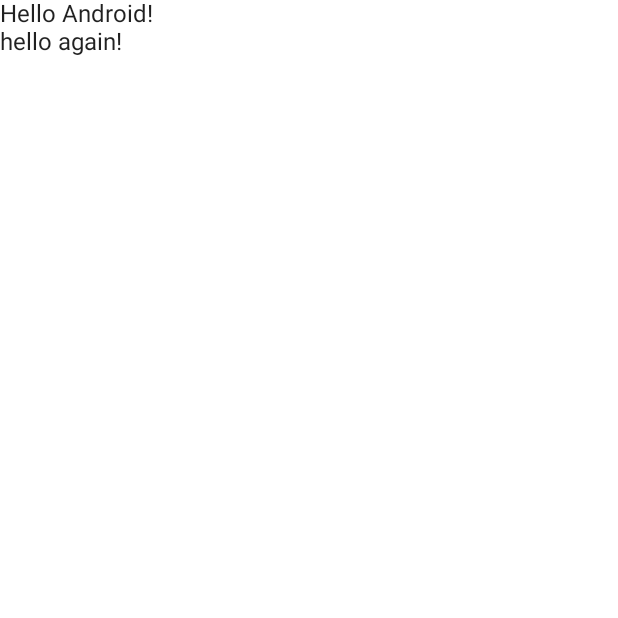
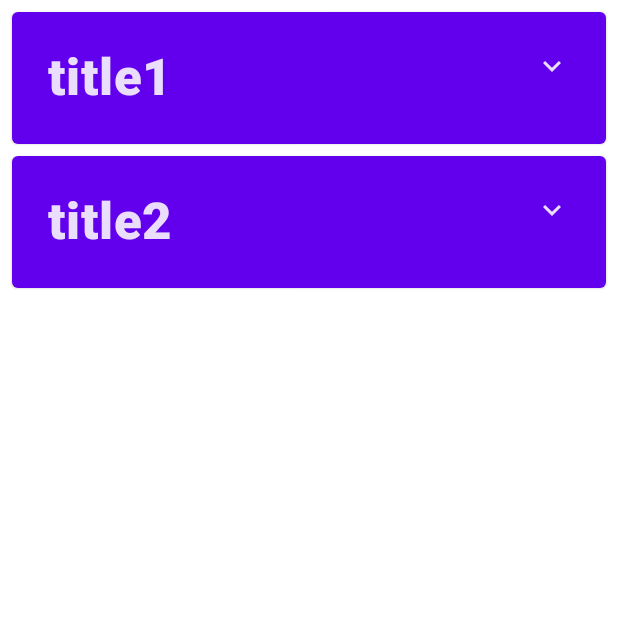
Before and after one commit to CrewDaniel/jetpack-compose-practice, an Android app built with Jetpack Compose: the screen it shows after launch (MainActivity), on a phone screen of 412 x 824 dp, the top half of it. Run offline under Robolectric (Android 15) with nearby library versions, the phone set to English and light mode, and no system bars.

Commit message:
feat: add memo list with card

```diff
--- a/app/build.gradle
+++ b/app/build.gradle
@@ -57,6 +57,7 @@ dependencies {
     implementation "androidx.compose.ui:ui-tooling-preview:$compose_version"
     implementation 'androidx.lifecycle:lifecycle-runtime-ktx:2.4.0'
     implementation 'androidx.activity:activity-compose:1.3.1'
+    implementation "androidx.compose.material:material-icons-extended:$compose_version"
     testImplementation 'junit:junit:4.+'
     androidTestImplementation 'androidx.test.ext:junit:1.1.3'
     androidTestImplementation 'androidx.test.espresso:espresso-core:3.4.0'
--- a/app/src/main/java/crewdaniel/practice/jetpackcompose/MainActivity.kt
+++ b/app/src/main/java/crewdaniel/practice/jetpackcompose/MainActivity.kt
@@ -3,12 +3,22 @@ package crewdaniel.practice.jetpackcompose
 import android.os.Bundle
 import androidx.activity.ComponentActivity
 import androidx.activity.compose.setContent
-import androidx.compose.foundation.layout.Column
-import androidx.compose.material.MaterialTheme
-import androidx.compose.material.Surface
-import androidx.compose.material.Text
-import androidx.compose.runtime.Composable
+import androidx.compose.animation.animateContentSize
+import androidx.compose.animation.core.Spring
+import androidx.compose.animation.core.spring
+import androidx.compose.foundation.layout.*
+import androidx.compose.foundation.lazy.LazyColumn
+import androidx.compose.foundation.lazy.items
+import androidx.compose.material.*
+import androidx.compose.material.icons.Icons.Filled
+import androidx.compose.material.icons.filled.ExpandLess
+import androidx.compose.material.icons.filled.ExpandMore
+import androidx.compose.runtime.*
+import androidx.compose.ui.Modifier
+import androidx.compose.ui.res.stringResource
+import androidx.compose.ui.text.font.FontWeight
 import androidx.compose.ui.tooling.preview.Preview
+import androidx.compose.ui.unit.dp
 import crewdaniel.practice.jetpackcompose.ui.theme.JetpackComposeTheme
 
 class MainActivity : ComponentActivity() {
@@ -16,27 +26,82 @@ class MainActivity : ComponentActivity() {
         super.onCreate(savedInstanceState)
         setContent {
             JetpackComposeTheme {
-                // A surface container using the 'background' color from the theme
-                Surface(color = MaterialTheme.colors.background) {
-                    Greeting("Android")
-                }
+                MyApp()
             }
         }
     }
 }
 
+
 @Composable
-fun Greeting(name: String) {
-    Column {
-        Text(text = "Hello $name!")
-        Text(text = "hello again!")
+private fun MyApp() {
+    MemoList(listOf(Memo("title1", "content1"), Memo("title2", "content2")))
+}
+
+@Composable
+private fun MemoList(memos: List<Memo>) {
+    LazyColumn(modifier = Modifier.padding(vertical = 4.dp)) {
+        items(items = memos) { memo ->
+            MemoCard(memo)
+        }
     }
 }
 
-@Preview(showBackground = true)
+@Composable
+private fun MemoCard(memo: Memo) {
+    Card(
+        backgroundColor = MaterialTheme.colors.primary,
+        modifier = Modifier.padding(vertical = 4.dp, horizontal = 8.dp)
+    ) {
+        CardContent(memo)
+    }
+}
+
+@Composable
+private fun CardContent(memo: Memo) {
+    var expanded by remember { mutableStateOf(false) }
+
+    Row(
+        modifier = Modifier
+            .padding(12.dp)
+            .animateContentSize(
+                animationSpec = spring(
+                    dampingRatio = Spring.DampingRatioMediumBouncy,
+                    stiffness = Spring.StiffnessLow
+                )
+            )
+    ) {
+        Column(
+            modifier = Modifier
+                .weight(1f)
+                .padding(12.dp)
+        ) {
+            Text(
+                text = memo.title,
+                style = MaterialTheme.typography.h4.copy(fontWeight = FontWeight.ExtraBold)
+            )
+            if (expanded) {
+                Text(text = memo.content)
+            }
+        }
+        IconButton(onClick = { expanded = !expanded }) {
+            Icon(
+                imageVector = if (expanded) Filled.ExpandLess else Filled.ExpandMore,
+                contentDescription = if (expanded) {
+                    stringResource(R.string.hide_content)
+                } else {
+                    stringResource(R.string.show_content)
+                }
+
+            )
+        }
+    }
+}
+
+@Preview(showBackground = true, widthDp = 320)
 @Composable
 fun DefaultPreview() {
     JetpackComposeTheme {
-        Greeting("Android")
+        MemoList(listOf(Memo("title1", "content1"), Memo("title2", "content2")))
     }
 }
--- /dev/null
+++ b/app/src/main/java/crewdaniel/practice/jetpackcompose/Memo.kt
@@ -0,0 +1,6 @@
+package crewdaniel.practice.jetpackcompose
+
+data class Memo(
+    val title: String,
+    val content: String
+)
--- a/app/src/main/res/values/strings.xml
+++ b/app/src/main/res/values/strings.xml
@@ -1,3 +1,5 @@
 <resources>
     <string name="app_name">JetpackCompose</string>
+    <string name="hide_content">Hide content</string>
+    <string name="show_content">Show content</string>
 </resources>
```
